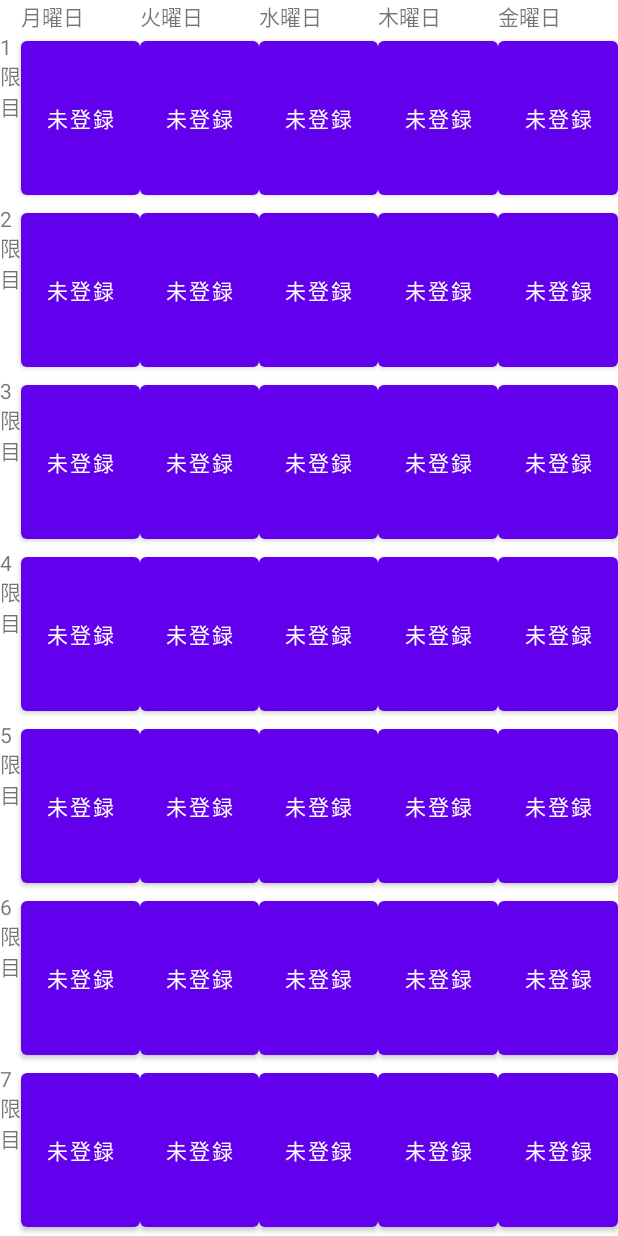
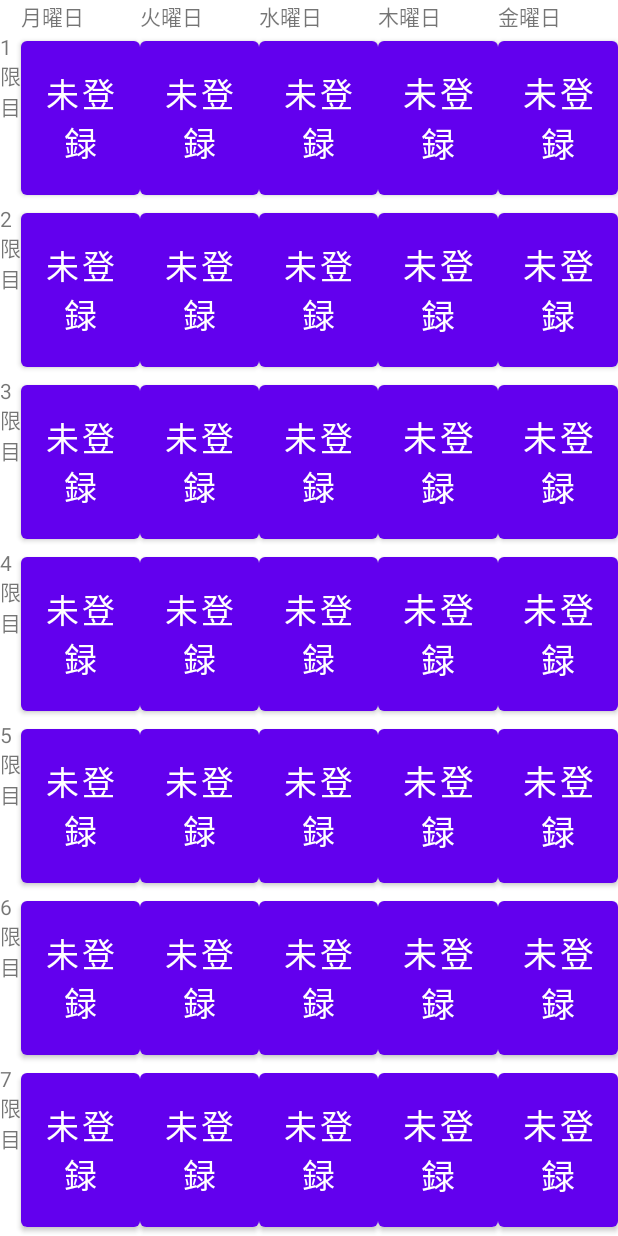
Before and after one commit to intinfo-tsudoi/TomidaiApp, an Android app: the screen it shows after launch (TimetableActivity), after a tap on "時間割", on a phone screen of 412 x 824 dp. Run offline under Robolectric (Android 15) with nearby library versions, the phone set to English and light mode, and no system bars; our stand-ins replace Room's generated code.

Commit message:
データベースのスキーマ変更中

```diff
--- a/app/src/main/java/com/dryad/tomidaiapp/AppDatabase.kt
+++ b/app/src/main/java/com/dryad/tomidaiapp/AppDatabase.kt
@@ -4,8 +4,10 @@ import android.content.Context
 import androidx.room.Database
 import androidx.room.Room
 import androidx.room.RoomDatabase
+import androidx.room.migration.Migration
+import androidx.sqlite.db.SupportSQLiteDatabase
 
-@Database(entities = [SyllabusDatabase::class, TimetableDatabase::class], version = 1, exportSchema = false)
+@Database(entities = [SyllabusDatabase::class, TimetableDatabase::class], version = 2, exportSchema = false)//最終アップデート：2022/01/19
 abstract class AppDatabase: RoomDatabase() {
     abstract fun DataBaseDao_sy(): DataBaseDao_sy
     abstract fun DataBaseDao_tt(): DataBaseDao_tt
@@ -24,6 +26,9 @@ abstract class AppDatabase: RoomDatabase() {
                     AppDatabase::class.java,
                     "syllabus_database"
                 )
+                    .apply {
+                        addMigrations(MIGRATION_1_2)
+                    }
                     .createFromAsset("DBsyllabus.db")
                     .build()
                 INSTANCE_sy = instance
@@ -41,6 +46,9 @@ abstract class AppDatabase: RoomDatabase() {
                     AppDatabase::class.java,
                     "timetable_database"
                 )
+                    .apply {
+                        addMigrations(MIGRATION_1_2)
+                    }
                     .createFromAsset("DBtimetable.db")
                     .build()
                 INSTANCE_tt = instance
@@ -50,3 +58,12 @@ abstract class AppDatabase: RoomDatabase() {
         }
     }
 }
+
+val MIGRATION_1_2 = object : Migration(1, 2) {
+    override fun migrate(database: SupportSQLiteDatabase) {
+        database.execSQL("CREATE TABLE Syllabus_tbl(" +
+                " id INTEGER PRIMARY KEY, classname TEXT, classname_jp TEXT, classname_en TEXT, teacher TEXT, classcategory TEXT, classtype TEXT, coc TEXT, period TEXT, faculty TEXT, classregicode TEXT, grade TEXT, classnumcode TEXT, credit TEXT, latestupdate TEXT, officehours TEXT, rtadvice TEXT, objective TEXT, edugoals TEXT, goals TEXT, schedule TEXT, studyoutside TEXT, keywords TEXT, notice TEXT, evaluation TEXT, textbooks TEXT, related TEXT, link TEXT, notes TEXT)")
+        database.execSQL("CREATE TABLE Timetable_tbl(" +
+                " id INTEGER PRIMARY KEY, date_time TEXT, classname TEXT, classname_jp TEXT, classname_en TEXT, teacher TEXT, classregicode TEXT, classroom TEXT, memo TEXT)")
+    }
+}
--- a/app/src/main/java/com/dryad/tomidaiapp/DataBaseDao_sy.kt
+++ b/app/src/main/java/com/dryad/tomidaiapp/DataBaseDao_sy.kt
@@ -12,6 +12,10 @@ interface DataBaseDao_sy{
     suspend fun getAll(): List<SyllabusDatabase>
     @Query("SELECT * FROM syllabus_tbl WHERE classregicode = :regicode")
     suspend fun SerachByClassregicode(regicode: String): Array<SyllabusDatabase>
-    @Query("SELECT classname, teacher, period FROM syllabus_tbl WHERE classregicode = :regicode")
+    @Query("SELECT classname, classname_jp, classname_en,teacher, period FROM syllabus_tbl WHERE classregicode = :regicode")
     suspend fun SearchDataForRegistration(regicode: String): Array<SylalbusforRegist>
+    @Query("SELECT classname_jp FROM Timetable_tbl WHERE classregicode = :regicode")
+    suspend fun getClassname_jp(regicode: String): String
+    @Query("SELECT classname_en FROM Timetable_tbl WHERE classregicode = :regicode")
+    suspend fun getClassname_en(regicode: String): String
 }
--- a/app/src/main/java/com/dryad/tomidaiapp/DataBaseDao_tt.kt
+++ b/app/src/main/java/com/dryad/tomidaiapp/DataBaseDao_tt.kt
@@ -10,6 +10,6 @@ interface DataBaseDao_tt{
     suspend fun insertAll(Timetable: List<TimetableDatabase>)
     @Query("SELECT * FROM Timetable_tbl")
     suspend fun getAll(): List<TimetableDatabase>
-    @Query("UPDATE Timetable_tbl SET classname = :classname, teacher = :teacher, classregicode = :classregicode, classroom = :classroom, memo = :memo WHERE date_time = :date_time")
-    suspend fun updateTimetable(date_time: String,classname: String,teacher: String,classregicode: String,classroom: String,memo: String?): Int
+    @Query("UPDATE Timetable_tbl SET classname = :classname, classname_jp = :classname_jp, classname_en = :classname_en, teacher = :teacher, classregicode = :classregicode, classroom = :classroom, memo = :memo WHERE date_time = :date_time")
+    suspend fun updateTimetable(date_time: String,classname: String,classname_jp: String,classname_en: String,teacher: String,classregicode: String,classroom: String,memo: String?): Int
 }
--- a/app/src/main/java/com/dryad/tomidaiapp/ListData.kt
+++ b/app/src/main/java/com/dryad/tomidaiapp/ListData.kt
@@ -44,7 +44,6 @@ class ListData : AppCompatActivity() {
     fun onShow() {
         /**コルーチンの中にどこまで入れるか要注意**/
         var mainHandler: Handler? = Handler(Looper.getMainLooper())
-        val listView = findViewById<ListView>(R.id.listView_syllabus)
         var syllabusData: Syllabus
         var mCustomAdapter: CustomAdapter
         var mSyllabusList: ArrayList<Syllabus> = arrayListOf()
@@ -59,6 +58,7 @@ class ListData : AppCompatActivity() {
                 for (i in searched) {
                     println(i)
                     /**ゴリ押しでカスタムアダプターへ**/
+                    /**classname_jp,classname_enは今のところ入れない**/
                     syllabusData = Syllabus(
                         classname = i.classname,
                         teacher = i.teacher,
--- a/app/src/main/java/com/dryad/tomidaiapp/MainActivity.kt
+++ b/app/src/main/java/com/dryad/tomidaiapp/MainActivity.kt
@@ -142,4 +142,5 @@ class MainActivity : AppCompatActivity() {
         val intent = Intent(this, SearchData::class.java)
         startActivities(arrayOf(intent))
     }
+
 }
--- a/app/src/main/java/com/dryad/tomidaiapp/Sylalbus.kt
+++ b/app/src/main/java/com/dryad/tomidaiapp/Sylalbus.kt
@@ -2,6 +2,8 @@ package com.dryad.tomidaiapp
 
 data class Syllabus(
     var classname: String? = null,
+    var classname_jp: String? = null,
+    var classname_en: String? = null,
     var teacher: String? = null,
     var classcategory: String? = null,
     var classtype: String? = null,
--- a/app/src/main/java/com/dryad/tomidaiapp/SyllabusDatabase.kt
+++ b/app/src/main/java/com/dryad/tomidaiapp/SyllabusDatabase.kt
@@ -10,6 +10,8 @@ data class SyllabusDatabase(
     @PrimaryKey
     @ColumnInfo(name = "id") val id: Int?,
     @ColumnInfo(name = "classname", typeAffinity = TEXT) val classname: String?,
+    @ColumnInfo(name = "classname_jp", typeAffinity = TEXT) val classname_jp: String?,
+    @ColumnInfo(name = "classname_en", typeAffinity = TEXT) val classname_en: String?,
     @ColumnInfo(name = "teacher", typeAffinity = UNDEFINED) val teacher: String?,
     @ColumnInfo(name = "classcategory", typeAffinity = UNDEFINED) val classcategory: String?,
     @ColumnInfo(name = "classtype", typeAffinity = UNDEFINED) val classtype: String?,
--- a/app/src/main/java/com/dryad/tomidaiapp/TimetableActivity.kt
+++ b/app/src/main/java/com/dryad/tomidaiapp/TimetableActivity.kt
@@ -22,6 +22,7 @@ class TimetableActivity : AppCompatActivity() {
         setTimeTable()
     }
 
+    public val set_classnamelang = "jp"
 
     fun setTimeTable(){
         var id: Int = resources.getIdentifier("Mon1", "id", packageName)
@@ -33,7 +34,11 @@ class TimetableActivity : AppCompatActivity() {
                 if(it.classname != null)
                 id = resources.getIdentifier(it.date_time, "id", packageName)
                 btn = findViewById(id)
-                btn.text = it.classname
+                if(set_classnamelang == "jp"){
+                    btn.text = it.classname
+                }else if(set_classnamelang == "en"){
+                    btn.text = it.classname
+                }
             }
         }
     }
--- a/app/src/main/java/com/dryad/tomidaiapp/TimetableDatabase.kt
+++ b/app/src/main/java/com/dryad/tomidaiapp/TimetableDatabase.kt
@@ -10,6 +10,8 @@ data class TimetableDatabase(
     @ColumnInfo(name = "id") val id: Int?,
     @ColumnInfo(name = "date_time") val date_time: String?,
     @ColumnInfo(name = "classname") val classname: String?,
+    @ColumnInfo(name = "classname_jp") val classname_en: String?,
+    @ColumnInfo(name = "classname_en") val classname_jp: String?,
     @ColumnInfo(name = "teacher") val teacher: String?,
     @ColumnInfo(name = "classregicode") val classregicode: String?,
     @ColumnInfo(name = "classroom") val classroom: String?,
--- a/app/src/main/java/com/dryad/tomidaiapp/TimetableRegistrationActivity.kt
+++ b/app/src/main/java/com/dryad/tomidaiapp/TimetableRegistrationActivity.kt
@@ -104,10 +104,14 @@ class TimetableRegistrationActivity : AppCompatActivity() {
         val text_memo = editText_memo.text.toString()
         val launch = runBlocking {
             println(getdata)
+            val text_classname_jp = AppDatabase.getDatabase_tt(applicationContext).DataBaseDao_sy().getClassname_jp(getdata)
+            val text_classname_en = AppDatabase.getDatabase_tt(applicationContext).DataBaseDao_sy().getClassname_jp(getdata)
             val result = AppDatabase.getDatabase_tt(applicationContext).DataBaseDao_tt()
                 .updateTimetable(
                     getdata,
                     text_classname,
+                    text_classname_jp,
+                    text_classname_en,
                     text_teacher,
                     text_classregicode,
                     text_classroom,
--- a/app/src/main/res/layout/activity_timetable.xml
+++ b/app/src/main/res/layout/activity_timetable.xml
@@ -67,7 +67,8 @@
                 android:layout_height="match_parent"
                 android:layout_weight="1"
                 android:onClick="ButtonTapped"
-                android:text="未登録" />
+                android:text="未登録"
+                app:autoSizeTextType="uniform"/>
 
             <Button
                 android:id="@+id/Tue1"
@@ -75,7 +76,8 @@
                 android:layout_height="match_parent"
                 android:layout_weight="1"
                 android:onClick="ButtonTapped"
-                android:text="未登録" />
+                android:text="未登録"
+                app:autoSizeTextType="uniform"/>
 
             <Button
                 android:id="@+id/Wed1"
@@ -83,7 +85,8 @@
                 android:layout_height="match_parent"
                 android:layout_weight="1"
                 android:onClick="ButtonTapped"
-                android:text="未登録" />
+                android:text="未登録"
+                app:autoSizeTextType="uniform"/>
 
             <Button
                 android:id="@+id/Thu1"
@@ -91,7 +94,8 @@
                 android:layout_height="match_parent"
                 android:layout_weight="1"
                 android:onClick="ButtonTapped"
-                android:text="未登録" />
+                android:text="未登録"
+                app:autoSizeTextType="uniform"/>
 
             <Button
                 android:id="@+id/Fri1"
@@ -99,13 +103,15 @@
                 android:layout_height="match_parent"
                 android:layout_weight="1"
                 android:onClick="ButtonTapped"
-                android:text="未登録" />
+                android:text="未登録"
+                app:autoSizeTextType="uniform"/>
         </TableRow>
 
         <TableRow
             android:layout_width="wrap_content"
             android:layout_height="wrap_content"
-            android:layout_weight="1">
+            android:layout_weight="1"
+            app:autoSizeTextType="uniform">
 
             <TextView
                 android:layout_width="wrap_content"
@@ -118,7 +124,8 @@
                 android:layout_height="match_parent"
                 android:layout_weight="1"
                 android:onClick="ButtonTapped"
-                android:text="未登録" />
+                android:text="未登録"
+                app:autoSizeTextType="uniform"/>
 
             <Button
                 android:id="@+id/Tue2"
@@ -126,7 +133,8 @@
                 android:layout_height="match_parent"
                 android:layout_weight="1"
                 android:onClick="ButtonTapped"
-                android:text="未登録" />
+                android:text="未登録"
+                app:autoSizeTextType="uniform"/>
 
             <Button
                 android:id="@+id/Wed2"
@@ -134,7 +142,8 @@
                 android:layout_height="match_parent"
                 android:layout_weight="1"
                 android:onClick="ButtonTapped"
-                android:text="未登録" />
+                android:text="未登録"
+                app:autoSizeTextType="uniform"/>
 
             <Button
                 android:id="@+id/Thu2"
@@ -142,7 +151,8 @@
                 android:layout_height="match_parent"
                 android:layout_weight="1"
                 android:onClick="ButtonTapped"
-                android:text="未登録" />
+                android:text="未登録"
+                app:autoSizeTextType="uniform"/>
 
             <Button
                 android:id="@+id/Fri2"
@@ -150,7 +160,8 @@
                 android:layout_height="match_parent"
                 android:layout_weight="1"
                 android:onClick="ButtonTapped"
-                android:text="未登録" />
+                android:text="未登録"
+                app:autoSizeTextType="uniform"/>
         </TableRow>
 
         <TableRow
@@ -169,7 +180,8 @@
                 android:layout_height="match_parent"
                 android:layout_weight="1"
                 android:onClick="ButtonTapped"
-                android:text="未登録" />
+                android:text="未登録"
+                app:autoSizeTextType="uniform"/>
 
             <Button
                 android:id="@+id/Tue3"
@@ -177,7 +189,8 @@
                 android:layout_height="match_parent"
                 android:layout_weight="1"
                 android:onClick="ButtonTapped"
-                android:text="未登録" />
+                android:text="未登録"
+                app:autoSizeTextType="uniform"/>
 
             <Button
                 android:id="@+id/Wed3"
@@ -185,7 +198,8 @@
                 android:layout_height="match_parent"
                 android:layout_weight="1"
                 android:onClick="ButtonTapped"
-                android:text="未登録" />
+                android:text="未登録"
+                app:autoSizeTextType="uniform"/>
 
             <Button
                 android:id="@+id/Thu3"
@@ -193,7 +207,8 @@
                 android:layout_height="match_parent"
                 android:layout_weight="1"
                 android:onClick="ButtonTapped"
-                android:text="未登録" />
+                android:text="未登録"
+                app:autoSizeTextType="uniform"/>
 
             <Button
                 android:id="@+id/Fri3"
@@ -201,7 +216,8 @@
                 android:layout_height="match_parent"
                 android:layout_weight="1"
                 android:onClick="ButtonTapped"
-                android:text="未登録" />
+                android:text="未登録"
+                app:autoSizeTextType="uniform"/>
         </TableRow>
 
         <TableRow
@@ -220,7 +236,8 @@
                 android:layout_height="match_parent"
                 android:layout_weight="1"
                 android:onClick="ButtonTapped"
-                android:text="未登録" />
+                android:text="未登録"
+                app:autoSizeTextType="uniform"/>
 
             <Button
                 android:id="@+id/Tue4"
@@ -228,7 +245,8 @@
                 android:layout_height="match_parent"
                 android:layout_weight="1"
                 android:onClick="ButtonTapped"
-                android:text="未登録" />
+                android:text="未登録"
+                app:autoSizeTextType="uniform"/>
 
             <Button
                 android:id="@+id/Wed4"
@@ -236,7 +254,8 @@
                 android:layout_height="match_parent"
                 android:layout_weight="1"
                 android:onClick="ButtonTapped"
-                android:text="未登録" />
+                android:text="未登録"
+                app:autoSizeTextType="uniform"/>
 
             <Button
                 android:id="@+id/Thu4"
@@ -244,7 +263,8 @@
                 android:layout_height="match_parent"
                 android:layout_weight="1"
                 android:onClick="ButtonTapped"
-                android:text="未登録" />
+                android:text="未登録"
+                app:autoSizeTextType="uniform"/>
 
             <Button
                 android:id="@+id/Fri4"
@@ -252,7 +272,8 @@
                 android:layout_height="match_parent"
                 android:layout_weight="1"
                 android:onClick="ButtonTapped"
-                android:text="未登録" />
+                android:text="未登録"
+                app:autoSizeTextType="uniform"/>
         </TableRow>
 
         <TableRow
@@ -271,7 +292,8 @@
                 android:layout_height="match_parent"
                 android:layout_weight="1"
                 android:onClick="ButtonTapped"
-                android:text="未登録" />
+                android:text="未登録"
+                app:autoSizeTextType="uniform"/>
 
             <Button
                 android:id="@+id/Tue5"
@@ -279,7 +301,8 @@
                 android:layout_height="match_parent"
                 android:layout_weight="1"
                 android:onClick="ButtonTapped"
-                android:text="未登録" />
+                android:text="未登録"
+                app:autoSizeTextType="uniform"/>
 
             <Button
                 android:id="@+id/Wed5"
@@ -287,7 +310,8 @@
                 android:layout_height="match_parent"
                 android:layout_weight="1"
                 android:onClick="ButtonTapped"
-                android:text="未登録" />
+                android:text="未登録"
+                app:autoSizeTextType="uniform"/>
 
             <Button
                 android:id="@+id/Thu5"
@@ -295,7 +319,8 @@
                 android:layout_height="match_parent"
                 android:layout_weight="1"
                 android:onClick="ButtonTapped"
-                android:text="未登録" />
+                android:text="未登録"
+                app:autoSizeTextType="uniform"/>
 
             <Button
                 android:id="@+id/Fri5"
@@ -303,7 +328,8 @@
                 android:layout_height="match_parent"
                 android:layout_weight="1"
                 android:onClick="ButtonTapped"
-                android:text="未登録" />
+                android:text="未登録"
+                app:autoSizeTextType="uniform"/>
         </TableRow>
 
         <TableRow
@@ -322,7 +348,8 @@
                 android:layout_height="match_parent"
                 android:layout_weight="1"
                 android:onClick="ButtonTapped"
-                android:text="未登録" />
+                android:text="未登録"
+                app:autoSizeTextType="uniform"/>
 
             <Button
                 android:id="@+id/Tue6"
@@ -330,7 +357,8 @@
                 android:layout_height="match_parent"
                 android:layout_weight="1"
                 android:onClick="ButtonTapped"
-                android:text="未登録" />
+                android:text="未登録"
+                app:autoSizeTextType="uniform"/>
 
             <Button
                 android:id="@+id/Wed6"
@@ -338,7 +366,8 @@
                 android:layout_height="match_parent"
                 android:layout_weight="1"
                 android:onClick="ButtonTapped"
-                android:text="未登録" />
+                android:text="未登録"
+                app:autoSizeTextType="uniform"/>
 
             <Button
                 android:id="@+id/Thu6"
@@ -346,7 +375,8 @@
                 android:layout_height="match_parent"
                 android:layout_weight="1"
                 android:onClick="ButtonTapped"
-                android:text="未登録" />
+                android:text="未登録"
+                app:autoSizeTextType="uniform"/>
 
             <Button
                 android:id="@+id/Fri6"
@@ -354,7 +384,8 @@
                 android:layout_height="match_parent"
                 android:layout_weight="1"
                 android:onClick="ButtonTapped"
-                android:text="未登録" />
+                android:text="未登録"
+                app:autoSizeTextType="uniform"/>
         </TableRow>
 
         <TableRow
@@ -373,7 +404,8 @@
                 android:layout_height="match_parent"
                 android:layout_weight="1"
                 android:onClick="ButtonTapped"
-                android:text="未登録" />
+                android:text="未登録"
+                app:autoSizeTextType="uniform"/>
 
             <Button
                 android:id="@+id/Tue7"
@@ -381,7 +413,8 @@
                 android:layout_height="match_parent"
                 android:layout_weight="1"
                 android:onClick="ButtonTapped"
-                android:text="未登録" />
+                android:text="未登録"
+                app:autoSizeTextType="uniform"/>
 
             <Button
                 android:id="@+id/Wed7"
@@ -389,7 +422,8 @@
                 android:layout_height="match_parent"
                 android:layout_weight="1"
                 android:onClick="ButtonTapped"
-                android:text="未登録" />
+                android:text="未登録"
+                app:autoSizeTextType="uniform"/>
 
             <Button
                 android:id="@+id/Thu7"
@@ -397,7 +431,8 @@
                 android:layout_height="match_parent"
                 android:layout_weight="1"
                 android:onClick="ButtonTapped"
-                android:text="未登録" />
+                android:text="未登録"
+                app:autoSizeTextType="uniform"/>
 
             <Button
                 android:id="@+id/Fri7"
@@ -405,7 +440,8 @@
                 android:layout_height="match_parent"
                 android:layout_weight="1"
                 android:onClick="ButtonTapped"
-                android:text="未登録" />
+                android:text="未登録"
+                app:autoSizeTextType="uniform"/>
         </TableRow>
 
     </TableLayout>
```
